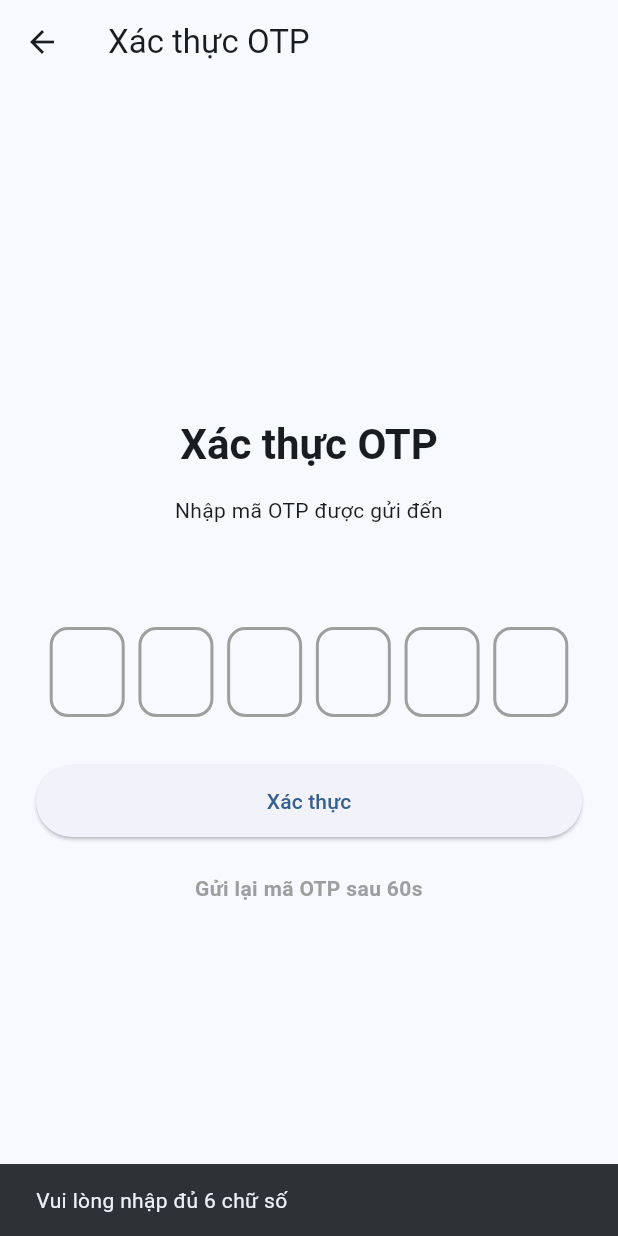
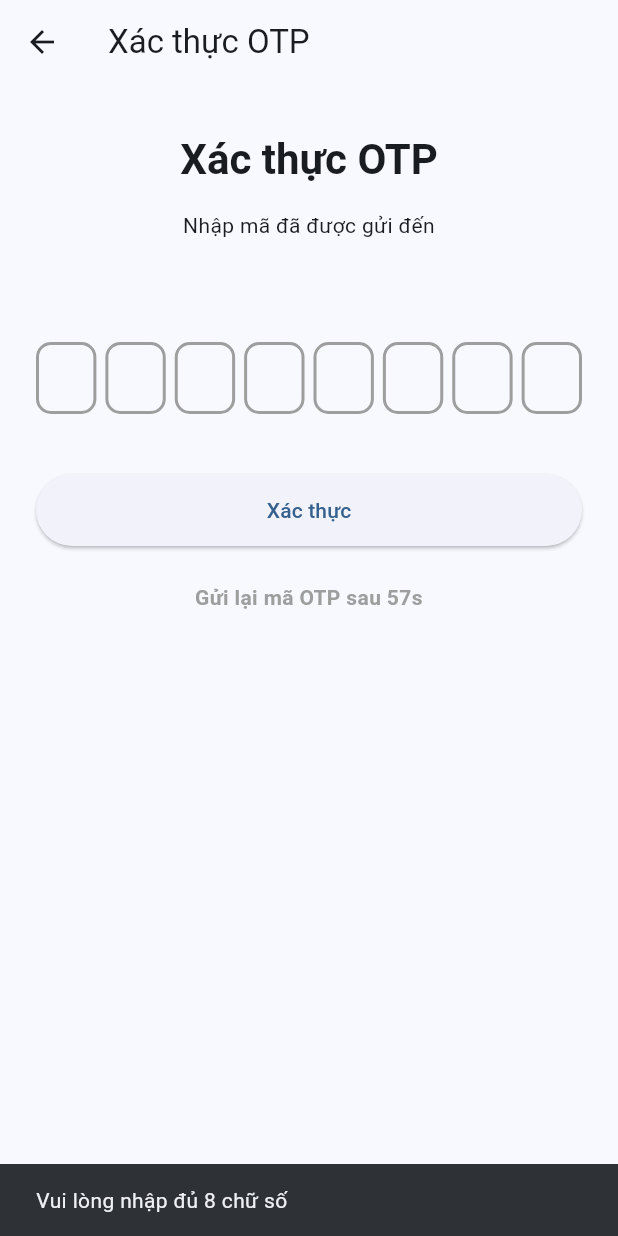
Before and after one commit to TLong004/notion_app, a Flutter app: the OtpVerificationPage screen opened directly with empty values, after a tap on "Xác thực", on a phone screen of 412 x 824 dp. Run offline on Flutter 3.47's test engine with Material 3 defaults, Android fonts, the phone set to English and light mode, and no system bars; our stand-ins replace equatable, flutter_bloc, flutter_dotenv, flutter_secure_storage, fpdart, get_it and 4 more; accounts and stored records are empty.

Commit message:
feat(auth): integrate OTP functionality with Supabase and update service locator

```diff
--- a/lib/core/error/exceptions.dart
+++ b/lib/core/error/exceptions.dart
@@ -7,3 +7,5 @@ class AuthException implements Exception {}
 class EmptyException implements Exception {}
 
 class DuplicateEmailException implements Exception {}
+
+class InvalidOtpException implements Exception {}
--- a/lib/core/error/failure.dart
+++ b/lib/core/error/failure.dart
@@ -20,3 +20,5 @@ class PasswordNotMatchFailure extends Failure {}
 class InvalidEmailFailure extends Failure {}
 
 class InvalidPasswordFailure extends Failure {}
+
+class InvalidOtpFailure extends Failure {}
--- a/lib/feature/auth/domain/repositories/auth_repository.dart
+++ b/lib/feature/auth/domain/repositories/auth_repository.dart
@@ -5,9 +5,9 @@ import 'package:notion_app/feature/auth/domain/entities/user_entity.dart';
 import '../usecases/usecase_params.dart';
 
 abstract class AuthRepository {
-  Future<Either<Failure, UserEntity>> login(LoginParams params);
   Future<Either<Failure, void>> logout();
   Future<Either<Failure, void>> register(RegisterParams params);
+  Future<Either<Failure, void>> sendOtp(String email);
   Future<Either<Failure, UserEntity>> checkSignInStatus();
   Future<Either<Failure, UserEntity>> verifyOtp(VerifyOtpParams params);
 }
--- a/lib/feature/auth/domain/usecases/send_otp_usercase.dart
+++ b/lib/feature/auth/domain/usecases/send_otp_usercase.dart
@@ -2,28 +2,18 @@ import 'package:fpdart/fpdart.dart';
 import 'package:logger/logger.dart';
 import 'package:notion_app/core/error/failure.dart';
 import 'package:notion_app/core/usecase/use_case.dart';
-import 'package:supabase_flutter/supabase_flutter.dart';
+import 'package:notion_app/feature/auth/domain/repositories/auth_repository.dart';
 
 final _logger = Logger();
 
 class SendOtpUseCase implements UseCase<void, String> {
+  final AuthRepository _authRepository;
+
+  SendOtpUseCase(this._authRepository);
+
   @override
   Future<Either<Failure, void>> call(String email) async {
-    try {
-      final otp = (100000 + (DateTime.now().millisecondsSinceEpoch % 900000)).toString();
-
-      await Supabase.instance.client.from('otp_codes').insert({
-        'email': email,
-        'otp_code': otp,
-        'expires_at': DateTime.now().add(Duration(minutes: 10)).toIso8601String(),
-        'used': false,
-      });
-
-      _logger.i('📧 OTP Code: $otp (expires in 10 minutes)');
-
-      return const Right(null);
-    } catch (e) {
-      return Left(ServerFailure());
-    }
+    _logger.i('📧 Sending OTP to $email');
+    return await _authRepository.sendOtp(email);
   }
 }
--- a/lib/feature/auth/domain/usecases/usecase_params.dart
+++ b/lib/feature/auth/domain/usecases/usecase_params.dart
@@ -1,7 +1,5 @@
 import 'register_usecase.dart' as register_params;
-import 'login_usecase.dart' as login_params;
 import 'verify_otp_usecase.dart' as verify_otp_params;
 
 typedef RegisterParams = register_params.Params;
-typedef LoginParams = login_params.Params;
 typedef VerifyOtpParams = verify_otp_params.Params;
--- a/lib/feature/auth/presentation/bloc/auth_bloc.dart
+++ b/lib/feature/auth/presentation/bloc/auth_bloc.dart
@@ -2,7 +2,6 @@ import 'package:flutter_bloc/flutter_bloc.dart';
 import 'package:notion_app/core/error/failure.dart';
 import 'package:notion_app/core/usecase/use_case.dart';
 import 'package:notion_app/feature/auth/domain/usecases/check_signin_status_usecase.dart';
-import 'package:notion_app/feature/auth/domain/usecases/login_usecase.dart';
 import 'package:notion_app/feature/auth/domain/usecases/logout_usecase.dart';
 import 'package:notion_app/feature/auth/domain/usecases/register_usecase.dart';
 import 'package:notion_app/feature/auth/domain/usecases/send_otp_usercase.dart';
@@ -12,7 +11,6 @@ import 'package:notion_app/feature/auth/presentation/bloc/auth_event.dart';
 import 'package:notion_app/feature/auth/presentation/bloc/auth_state.dart';
 
 class AuthBloc extends Bloc<AuthEvent, AuthState> {
-  final AuthLoginUseCase _loginUseCase;
   final AuthRegisterUseCase _registerUseCase;
   final AuthLogoutUseCase _logoutUseCase;
   final AuthCheckSignInStatusUseCase _checkSignInStatusUseCase;
@@ -20,38 +18,22 @@ class AuthBloc extends Bloc<AuthEvent, AuthState> {
   final VerifyOtpUseCase _verifyOtpUseCase;
 
   AuthBloc({
-    required AuthLoginUseCase loginUseCase,
     required AuthRegisterUseCase registerUseCase,
     required AuthLogoutUseCase logoutUseCase,
     required AuthCheckSignInStatusUseCase checkSignInStatusUseCase,
     required SendOtpUseCase sendOtpUseCase,
     required VerifyOtpUseCase verifyOtpUseCase,
-  })  : _loginUseCase = loginUseCase,
-        _registerUseCase = registerUseCase,
+  })  : _registerUseCase = registerUseCase,
         _logoutUseCase = logoutUseCase,
         _checkSignInStatusUseCase = checkSignInStatusUseCase,
         _sendOtpUseCase = sendOtpUseCase,
         _verifyOtpUseCase = verifyOtpUseCase,
         super(const AuthInitial()) {
-    on<LoginEvent>(_onLoginEvent);
     on<RegisterEvent>(_onRegisterEvent);
     on<LogoutEvent>(_onLogoutEvent);
     on<CheckSignInStatusEvent>(_onCheckSignInStatusEvent);
     on<SendOtpEvent>(_onSendOtpEvent);
     on<VerifyOtpEvent>(_onVerifyOtpEvent);
-  }
-
-  Future<void> _onLoginEvent(LoginEvent event, Emitter<AuthState> emit) async {
-    emit(const AuthLoading());
-    final result = await _loginUseCase(
-      LoginParams(email: event.email, password: event.password),
-    );
-    result.fold(
-      (failure) => emit(AuthFailure(_getFailureMessage(failure))),
-      (user) {
-        emit(AuthSuccess(user));
-      },
-    );
   }
 
   Future<void> _onRegisterEvent(
@@ -91,7 +73,13 @@ class AuthBloc extends Bloc<AuthEvent, AuthState> {
   ) async {
     final result = await _checkSignInStatusUseCase(NoParams());
     result.fold(
-      (failure) => emit(AuthFailure(_getFailureMessage(failure))),
+      (failure) {
+        if (failure is CacheFailure) {
+          emit(const AuthLoggedOut());
+        } else {
+          emit(AuthFailure(_getFailureMessage(failure)));
+        }
+      },
       (user) => emit(AuthSuccess(user)),
     );
   }
@@ -134,6 +122,7 @@ class AuthBloc extends Bloc<AuthEvent, AuthState> {
       ServerFailure() => 'Lỗi máy chủ, vui lòng thử lại',
       CacheFailure() => 'Lỗi lưu trữ, vui lòng thử lại',
       EmptyFailure() => 'Dữ liệu trống, vui lòng thử lại',
+      InvalidOtpFailure() => 'Mã không đúng hoặc đã hết hạn. Vui lòng nhập lại hoặc gửi mã mới',
     };
   }
 }
--- a/lib/feature/auth/presentation/bloc/auth_event.dart
+++ b/lib/feature/auth/presentation/bloc/auth_event.dart
@@ -5,19 +5,6 @@ sealed class AuthEvent extends Equatable {
 
   @override
   List<Object?> get props => [];
-}
-
-class LoginEvent extends AuthEvent {
-  final String email;
-  final String password;
-
-  const LoginEvent({
-    required this.email,
-    required this.password,
-  });
-
-  @override
-  List<Object?> get props => [email, password];
 }
 
 class RegisterEvent extends AuthEvent {
--- a/lib/feature/auth/presentation/pages/login_page.dart
+++ b/lib/feature/auth/presentation/pages/login_page.dart
@@ -45,6 +45,7 @@ class _LoginPageState extends State<LoginPage> {
   Widget build(BuildContext context) {
     return Scaffold(
       body: BlocListener<AuthBloc, AuthState>(
+        listenWhen: (_, _) => ModalRoute.of(context)?.isCurrent ?? false,
         listener: (context, state) {
           if (state is AuthSuccess) {
             Navigator.of(context).pushNamedAndRemoveUntil(
--- a/lib/feature/auth/presentation/pages/otp_verification_page.dart
+++ b/lib/feature/auth/presentation/pages/otp_verification_page.dart
@@ -1,4 +1,7 @@
+import 'dart:async';
+
 import 'package:flutter/material.dart';
+import 'package:flutter/services.dart';
 import 'package:flutter_bloc/flutter_bloc.dart';
 import 'package:notion_app/common/app_button.dart';
 import 'package:notion_app/feature/auth/presentation/bloc/auth_bloc.dart';
@@ -16,75 +19,106 @@ class OtpVerificationPage extends StatefulWidget {
 }
 
 class _OtpVerificationPageState extends State<OtpVerificationPage> {
-  late List<TextEditingController> _otpControllers;
-  late List<FocusNode> _focusNodes;
+  static const int _otpLength = 8;
+  static const int _resendSeconds = 60;
+
+  late final List<TextEditingController> _controllers;
+  late final List<FocusNode> _focusNodes;
+  Timer? _timer;
   int _resendCountdown = 0;
 
   @override
   void initState() {
     super.initState();
-    _otpControllers = List.generate(6, (index) => TextEditingController());
-    _focusNodes = List.generate(6, (index) => FocusNode());
+    _controllers = List.generate(_otpLength, (_) => TextEditingController());
+    _focusNodes = List.generate(_otpLength, (_) => FocusNode());
     _startResendCountdown();
   }
 
   @override
   void dispose() {
-    for (var controller in _otpControllers) {
-      controller.dispose();
+    _timer?.cancel();
+    for (final c in _controllers) {
+      c.dispose();
     }
-    for (var node in _focusNodes) {
-      node.dispose();
+    for (final n in _focusNodes) {
+      n.dispose();
     }
     super.dispose();
   }
 
   void _startResendCountdown() {
-    setState(() => _resendCountdown = 60);
-    Future.delayed(const Duration(seconds: 1), () {
-      if (_resendCountdown > 0 && mounted) {
+    _timer?.cancel();
+    setState(() => _resendCountdown = _resendSeconds);
+    _timer = Timer.periodic(const Duration(seconds: 1), (t) {
+      if (!mounted) {
+        t.cancel();
+        return;
+      }
+      if (_resendCountdown <= 1) {
+        t.cancel();
+        setState(() => _resendCountdown = 0);
+      } else {
         setState(() => _resendCountdown--);
-        _startResendCountdown();
       }
     });
   }
 
   void _handleOtpInput(String value, int index) {
-    if (value.length == 1 && index < 5) {
-      _focusNodes[index + 1].requestFocus();
-    } else if (value.isEmpty && index > 0) {
-      _focusNodes[index - 1].requestFocus();
+    final digits = value.replaceAll(RegExp(r'\D'), '');
+
+    if (digits.isEmpty) {
+      _controllers[index].clear();
+      if (index > 0) _focusNodes[index - 1].requestFocus();
+      return;
+    }
+
+    var last = index;
+    for (var i = 0; i < digits.length && index + i < _otpLength; i++) {
+      _controllers[index + i].text = digits[i];
+      last = index + i;
+    }
+
+    if (last < _otpLength - 1) {
+      _focusNodes[last + 1].requestFocus();
+    } else {
+      _focusNodes[last].unfocus();
     }
   }
 
-  String _getOtpCode() => _otpControllers.map((c) => c.text).join();
+  String _getOtpCode() => _controllers.map((c) => c.text).join();
+
+  void _clearFields() {
+    for (final c in _controllers) {
+      c.clear();
+    }
+    _focusNodes.first.requestFocus();
+  }
 
   void _handleVerifyOtp() {
     final otpCode = _getOtpCode();
-    if (otpCode.length < 6) {
+    if (otpCode.length < _otpLength) {
       ScaffoldMessenger.of(context).showSnackBar(
-        const SnackBar(content: Text('Vui lòng nhập đủ 6 chữ số')),
+        SnackBar(content: Text('Vui lòng nhập đủ $_otpLength chữ số')),
       );
       return;
     }
 
     context.read<AuthBloc>().add(
-      VerifyOtpEvent(
-        email: widget.email,
-        otpCode: otpCode,
-      ),
+          VerifyOtpEvent(email: widget.email, otpCode: otpCode),
         );
   }
 
   void _handleResendOtp() {
     if (_resendCountdown == 0) {
       context.read<AuthBloc>().add(SendOtpEvent(email: widget.email));
-      _startResendCountdown();
     }
   }
 
   @override
   Widget build(BuildContext context) {
+    final canResend = _resendCountdown == 0;
+
     return Scaffold(
       appBar: AppBar(title: const Text('Xác thực OTP')),
       body: BlocListener<AuthBloc, AuthState>(
@@ -95,6 +129,7 @@ class _OtpVerificationPageState extends State<OtpVerificationPage> {
               (route) => false,
             );
           } else if (state is OtpSent) {
+            _startResendCountdown();
             ScaffoldMessenger.of(context).showSnackBar(
               const SnackBar(
                 content: Text('Mã OTP mới đã được gửi'),
@@ -102,6 +137,7 @@ class _OtpVerificationPageState extends State<OtpVerificationPage> {
               ),
             );
           } else if (state is AuthFailure) {
+            _clearFields();
             ScaffoldMessenger.of(context).showSnackBar(
               SnackBar(
                 content: Text(state.message),
@@ -111,7 +147,7 @@ class _OtpVerificationPageState extends State<OtpVerificationPage> {
           }
         },
         child: SafeArea(
-          child: Padding(
+          child: SingleChildScrollView(
             padding: const EdgeInsets.symmetric(horizontal: 24, vertical: 32),
             child: Column(
               mainAxisAlignment: MainAxisAlignment.center,
@@ -125,47 +161,42 @@ class _OtpVerificationPageState extends State<OtpVerificationPage> {
                 ),
                 const SizedBox(height: 16),
                 Text(
-                  'Nhập mã OTP được gửi đến\n${widget.email}',
+                  'Nhập mã đã được gửi đến\n${widget.email}',
                   textAlign: TextAlign.center,
                   style: Theme.of(context).textTheme.bodyMedium,
                 ),
                 const SizedBox(height: 48),
                 Row(
-                  mainAxisAlignment: MainAxisAlignment.spaceEvenly,
-                  children: List.generate(
-                    6,
-                    (index) => _buildOtpBox(index),
-                  ),
+                  children: [
+                    for (var i = 0; i < _otpLength; i++) ...[
+                      if (i > 0) const SizedBox(width: 6),
+                      Expanded(child: _buildOtpBox(i)),
+                    ],
+                  ],
                 ),
                 const SizedBox(height: 32),
                 BlocBuilder<AuthBloc, AuthState>(
-                  builder: (context, state) {
-                    return AppButton(
+                  builder: (context, state) => AppButton(
                     text: 'Xác thực',
                     isLoading: state is AuthLoading,
                     onPressed: _handleVerifyOtp,
-                    );
-                  },
+                  ),
                 ),
                 const SizedBox(height: 24),
-                BlocBuilder<AuthBloc, AuthState>(
-                  builder: (context, state) {
-                    return GestureDetector(
-                      onTap: _resendCountdown == 0 ? _handleResendOtp : null,
+                GestureDetector(
+                  onTap: canResend ? _handleResendOtp : null,
                   child: Text(
-                        _resendCountdown == 0
+                    canResend
                         ? 'Gửi lại mã OTP'
                         : 'Gửi lại mã OTP sau ${_resendCountdown}s',
                     textAlign: TextAlign.center,
                     style: Theme.of(context).textTheme.bodyMedium?.copyWith(
-                              color: _resendCountdown == 0
+                          color: canResend
                               ? Theme.of(context).primaryColor
                               : Colors.grey,
                           fontWeight: FontWeight.w600,
                         ),
                   ),
-                    );
-                  },
                 ),
               ],
             ),
@@ -176,35 +207,34 @@ class _OtpVerificationPageState extends State<OtpVerificationPage> {
   }
 
   Widget _buildOtpBox(int index) {
+    final border = OutlineInputBorder(
+      borderRadius: BorderRadius.circular(10),
+      borderSide: const BorderSide(color: Colors.grey, width: 2),
+    );
+
     return SizedBox(
-      width: 50,
-      height: 60,
+      height: 56,
       child: TextField(
-        controller: _otpControllers[index],
+        controller: _controllers[index],
         focusNode: _focusNodes[index],
         keyboardType: TextInputType.number,
         textAlign: TextAlign.center,
-        maxLength: 1,
+        maxLength: _otpLength,
+        inputFormatters: [FilteringTextInputFormatter.digitsOnly],
         onChanged: (value) => _handleOtpInput(value, index),
+        style: Theme.of(context).textTheme.titleLarge,
         decoration: InputDecoration(
           counterText: '',
-          border: OutlineInputBorder(
-            borderRadius: BorderRadius.circular(12),
-            borderSide: const BorderSide(color: Colors.grey, width: 2),
-          ),
-          enabledBorder: OutlineInputBorder(
-            borderRadius: BorderRadius.circular(12),
-            borderSide: const BorderSide(color: Colors.grey, width: 2),
-          ),
-          focusedBorder: OutlineInputBorder(
-            borderRadius: BorderRadius.circular(12),
+          contentPadding: EdgeInsets.zero,
+          border: border,
+          enabledBorder: border,
+          focusedBorder: border.copyWith(
             borderSide: BorderSide(
               color: Theme.of(context).primaryColor,
               width: 2,
             ),
           ),
         ),
-        style: Theme.of(context).textTheme.headlineSmall,
       ),
     );
   }
--- a/pubspec.yaml
+++ b/pubspec.yaml
@@ -44,6 +44,7 @@ dependencies:
   flutter_secure_storage: ^11.2.0
   hive_flutter: ^1.1.0
   logger: ^2.8.0
+  flutter_dotenv: ^5.1.0
 
 dev_dependencies:
   flutter_test:
@@ -68,9 +69,8 @@ flutter:
   uses-material-design: true
 
   # To add assets to your application, add an assets section, like this:
-  # assets:
-  #   - images/a_dot_burr.jpeg
-  #   - images/a_dot_ham.jpeg
+  assets:
+    - .env
 
   # An image asset can refer to one or more resolution-specific "variants", see
   # https://flutter.dev/to/resolution-aware-images
```
Also changed, not shown: lib/core/di/service_locator.dart (+2 -6 lines), lib/feature/auth/data/datasources/auth_local_datasource.dart (+9 -1 lines), lib/feature/auth/data/datasources/auth_remote_datasource.dart (+27 -15 lines), lib/feature/auth/data/repositories/auth_repository_impl.dart (+12 -19 lines), lib/feature/auth/domain/usecases/login_usecase.dart (deleted, +0 -39 lines), lib/main.dart (+58 -5 lines), 1 other file. Lines whose indentation alone changed are shown as unchanged.
